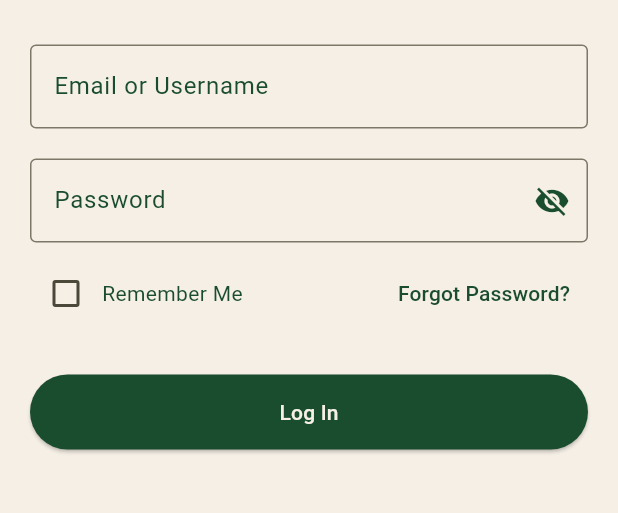
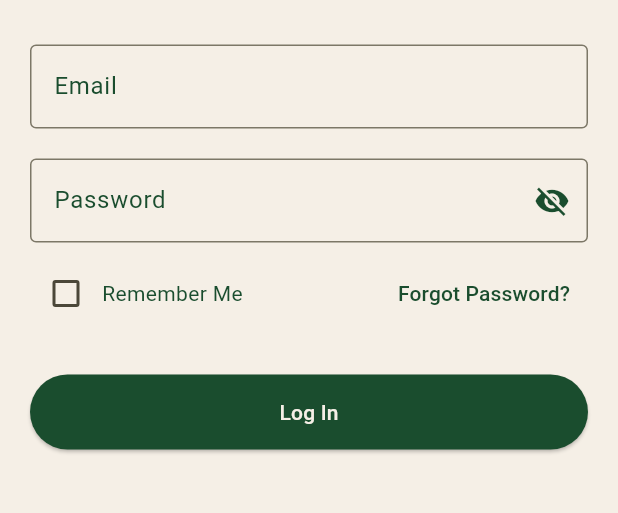
Before and after one commit to AzakarJewelry/Streaming-App-using-flutter, a Flutter app: the LoginScreen screen opened directly, on a phone screen of 412 x 824 dp, the part 560-1073 px from its top. Run offline on Flutter 3.47's test engine with Material 3 defaults, Android fonts, the phone set to English and light mode, and no system bars; our stand-ins replace chewie, cloud_firestore, firebase_auth, firebase_core, google_mobile_ads, image_picker and 2 more; missing offline and left inert: azakarstream, subtitle_wrapper_package; accounts and stored records are empty; network calls fail.

Commit message:
improvements pt.4

```diff
--- a/lib/login.dart
+++ b/lib/login.dart
@@ -135,7 +135,7 @@ class _LoginScreenState extends State<LoginScreen> {
               TextField(
                 controller: _emailController,
                 decoration: InputDecoration(
-                  labelText: 'Email or Username',
+                  labelText: 'Email',
                   border: OutlineInputBorder(
                     borderSide: BorderSide(color: const Color(0xFF1A4D2E)),
                   ),
--- a/lib/signup.dart
+++ b/lib/signup.dart
@@ -123,7 +123,7 @@ class _SignUpScreenState extends State<SignUpScreen> {
                   TextField(
                     controller: _emailController,
                     decoration: InputDecoration(
-                      labelText: 'Email or Username',
+                      labelText: 'Email',
                       border: const OutlineInputBorder(),
                       labelStyle: const TextStyle(color: Color(0xFF1A4D2E)),
                       focusedBorder: const OutlineInputBorder(
```
